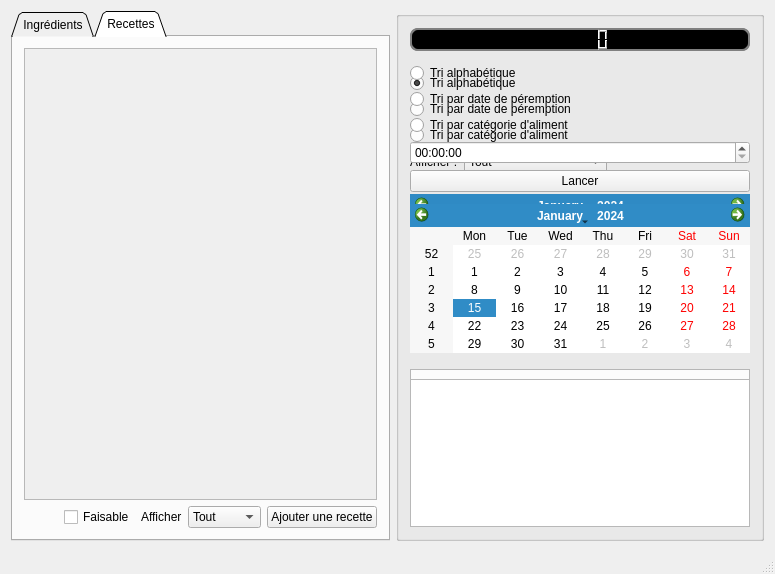
Before: the Qt Designer form mainwindow.ui in ACoupat/Refrigestion, drawn with Qt 5.
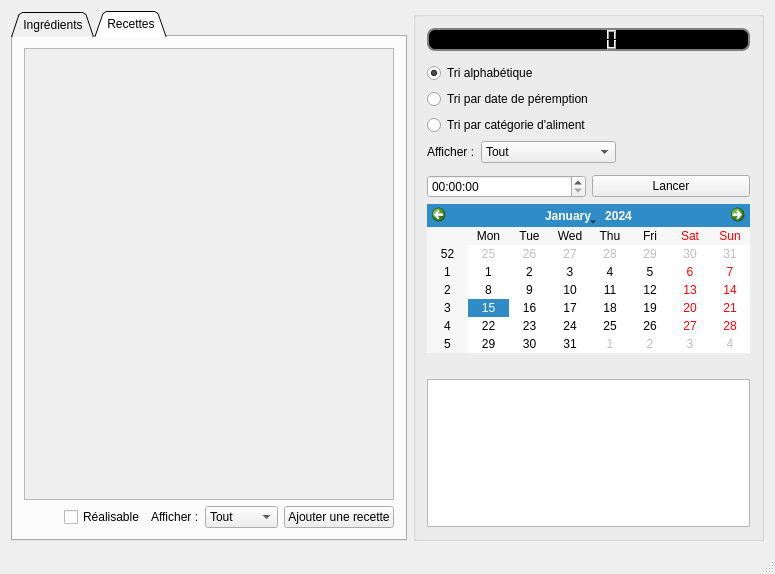
After: the same form once the commit is applied.

Diff of the .ui file:
```diff
--- a/mainwindow.ui
+++ b/mainwindow.ui
@@ -27,18 +27,12 @@
        <string/>
       </property>
       <layout class="QGridLayout" name="gridLayout_5">
-       <item row="1" column="0">
-        <spacer name="verticalSpacer">
-         <property name="orientation">
-          <enum>Qt::Vertical</enum>
+       <item row="11" column="0">
+        <widget class="QLabel" name="label_Postit">
+         <property name="text">
+          <string/>
          </property>
-         <property name="sizeHint" stdset="0">
-          <size>
-           <width>20</width>
-           <height>50</height>
-          </size>
-         </property>
-        </spacer>
+        </widget>
        </item>
        <item row="6" column="0">
         <spacer name="verticalSpacer_2">
@@ -53,39 +47,45 @@
          </property>
         </spacer>
        </item>
+       <item row="1" column="0">
+        <spacer name="verticalSpacer">
+         <property name="orientation">
+          <enum>Qt::Vertical</enum>
+         </property>
+         <property name="sizeHint" stdset="0">
+          <size>
+           <width>20</width>
+           <height>50</height>
+          </size>
+         </property>
+        </spacer>
+       </item>
+       <item row="12" column="0">
+        <widget class="QTextEdit" name="textEdit_Postit"/>
+       </item>
+       <item row="0" column="0">
+        <widget class="QLCDNumber" name="lcdNumberHeure">
+         <property name="autoFillBackground">
+          <bool>false</bool>
+         </property>
+         <property name="styleSheet">
+          <string notr="true">QLCDNumber{  
+background-color : black;
+border-style: solid;  
+border: 2px solid gray;  
+border-radius: 8px;  
+color : white;
+} </string>
+         </property>
+         <property name="smallDecimalPoint">
+          <bool>true</bool>
+         </property>
+        </widget>
+       </item>
        <item row="9" column="0">
-        <widget class="QLabel" name="label_Postit">
-         <property name="text">
-          <string/>
-         </property>
-        </widget>
-       </item>
-       <item row="10" column="0">
-        <widget class="QTextEdit" name="textEdit_Postit"/>
-       </item>
-       <item row="0" column="0">
-        <widget class="QLCDNumber" name="lcdNumberHeure">
-         <property name="autoFillBackground">
-          <bool>false</bool>
-         </property>
-         <property name="styleSheet">
-          <string notr="true">QLCDNumber{  
-background-color : black;
-border-style: solid;  
-border: 2px solid gray;  
-border-radius: 8px;  
-color : white;
-} </string>
-         </property>
-         <property name="smallDecimalPoint">
-          <bool>true</bool>
-         </property>
-        </widget>
-       </item>
-       <item row="7" column="0">
         <widget class="QCalendarWidget" name="calendarWidget"/>
        </item>
-       <item row="8" column="0">
+       <item row="10" column="0">
         <spacer name="verticalSpacer_3">
          <property name="orientation">
           <enum>Qt::Vertical</enum>
@@ -211,6 +211,33 @@
          </item>
         </layout>
        </item>
+       <item row="7" column="0">
+        <layout class="QHBoxLayout" name="horizontalLayout_2">
+         <item>
+          <widget class="QTimeEdit" name="timerMinuteur"/>
+         </item>
+         <item>
+          <widget class="QPushButton" name="buttonMinuteur">
+           <property name="text">
+            <string>Lancer</string>
+           </property>
+          </widget>
+         </item>
+        </layout>
+       </item>
+       <item row="8" column="0">
+        <spacer name="verticalSpacer_4">
+         <property name="orientation">
+          <enum>Qt::Vertical</enum>
+         </property>
+         <property name="sizeHint" stdset="0">
+          <size>
+           <width>20</width>
+           <height>40</height>
+          </size>
+         </property>
+        </spacer>
+       </item>
       </layout>
      </widget>
     </item>
@@ -290,8 +317,30 @@
         <string>Recettes</string>
        </attribute>
        <layout class="QGridLayout" name="gridLayout_3">
-        <item row="2" column="0">
-         <layout class="QHBoxLayout" name="horizontalLayout_2">
+        <item row="0" column="0">
+         <widget class="QScrollArea" name="scrollArea_2">
+          <property name="widgetResizable">
+           <bool>true</bool>
+          </property>
+          <widget class="QWidget" name="scrollAreaWidgetContents_2">
+           <property name="geometry">
+            <rect>
+             <x>0</x>
+             <y>0</y>
+             <width>352</width>
+             <height>444</height>
+            </rect>
+           </property>
+           <layout class="QGridLayout" name="gridLayout_7">
+            <item row="0" column="0">
+             <layout class="QVBoxLayout" name="verticalLayout_2"/>
+            </item>
+           </layout>
+          </widget>
+         </widget>
+        </item>
+        <item row="1" column="0">
+         <layout class="QHBoxLayout" name="horizontalLayout_3">
           <item>
            <spacer name="horizontalSpacer_2">
             <property name="orientation">
@@ -308,30 +357,27 @@
           <item>
            <widget class="QCheckBox" name="chb_faisable">
             <property name="text">
-             <string>Faisable</string>
+             <string>Réalisable</string>
             </property>
            </widget>
           </item>
           <item>
            <widget class="QLabel" name="label_2">
             <property name="sizePolicy">
-             <sizepolicy hsizetype="Fixed" vsizetype="Preferred">
+             <sizepolicy hsizetype="Minimum" vsizetype="Preferred">
               <horstretch>0</horstretch>
               <verstretch>0</verstretch>
              </sizepolicy>
             </property>
-            <property name="layoutDirection">
-             <enum>Qt::RightToLeft</enum>
-            </property>
             <property name="text">
-             <string>Afficher</string>
+             <string>Afficher :</string>
             </property>
            </widget>
           </item>
           <item>
            <widget class="QComboBox" name="cb_type">
             <property name="sizePolicy">
-             <sizepolicy hsizetype="Fixed" vsizetype="Fixed">
+             <sizepolicy hsizetype="Minimum" vsizetype="Fixed">
               <horstretch>0</horstretch>
               <verstretch>0</verstretch>
              </sizepolicy>
@@ -372,160 +418,10 @@
           </item>
          </layout>
         </item>
-        <item row="0" column="0">
-         <widget class="QScrollArea" name="scrollArea_2">
-          <property name="widgetResizable">
-           <bool>true</bool>
-          </property>
-          <widget class="QWidget" name="scrollAreaWidgetContents_2">
-           <property name="geometry">
-            <rect>
-             <x>0</x>
-             <y>0</y>
-             <width>350</width>
-             <height>444</height>
-            </rect>
-           </property>
-           <layout class="QGridLayout" name="gridLayout_7">
-            <item row="0" column="0">
-             <layout class="QVBoxLayout" name="verticalLayout_2"/>
-            </item>
-           </layout>
-          </widget>
-         </widget>
-        </item>
        </layout>
       </widget>
      </widget>
     </item>
-    <item row="0" column="1">
-     <widget class="QGroupBox" name="widgets">
-      <property name="styleSheet">
-       <string notr="true"/>
-      </property>
-      <property name="title">
-       <string/>
-      </property>
-      <layout class="QGridLayout" name="gridLayout_5">
-       <item row="5" column="0">
-        <spacer name="verticalSpacer_4">
-         <property name="orientation">
-          <enum>Qt::Vertical</enum>
-         </property>
-         <property name="sizeHint" stdset="0">
-          <size>
-           <width>20</width>
-           <height>40</height>
-          </size>
-         </property>
-        </spacer>
-       </item>
-       <item row="1" column="0">
-        <spacer name="verticalSpacer">
-         <property name="orientation">
-          <enum>Qt::Vertical</enum>
-         </property>
-         <property name="sizeHint" stdset="0">
-          <size>
-           <width>20</width>
-           <height>50</height>
-          </size>
-         </property>
-        </spacer>
-       </item>
-       <item row="8" column="0">
-        <spacer name="verticalSpacer_2">
-         <property name="orientation">
-          <enum>Qt::Vertical</enum>
-         </property>
-         <property name="sizeHint" stdset="0">
-          <size>
-           <width>20</width>
-           <height>50</height>
-          </size>
-         </property>
-        </spacer>
-       </item>
-       <item row="0" column="0">
-        <widget class="QLCDNumber" name="lcdNumberHeure">
-         <property name="autoFillBackground">
-          <bool>false</bool>
-         </property>
-         <property name="styleSheet">
-          <string notr="true">QLCDNumber{  
-padding: 1px;  
-background-color : black;
-border-style: solid;  
-border: 2px solid gray;  
-border-radius: 8px;  
-color : white;
-} </string>
-         </property>
-         <property name="smallDecimalPoint">
-          <bool>true</bool>
-         </property>
-        </widget>
-       </item>
-       <item row="12" column="0">
-        <widget class="QLabel" name="label_Postit">
-         <property name="text">
-          <string/>
-         </property>
-        </widget>
-       </item>
-       <item row="13" column="0">
-        <widget class="QTextEdit" name="textEdit_Postit"/>
-       </item>
-       <item row="10" column="0">
-        <widget class="QCalendarWidget" name="calendarWidget"/>
-       </item>
-       <item row="2" column="0">
-        <widget class="QRadioButton" name="rb_tri_alphabet">
-         <property name="text">
-          <string>Tri alphabétique</string>
-         </property>
-        </widget>
-       </item>
-       <item row="3" column="0">
-        <widget class="QRadioButton" name="rb_tri_date">
-         <property name="text">
-          <string>Tri par date de péremption</string>
-         </property>
-        </widget>
-       </item>
-       <item row="4" column="0">
-        <widget class="QRadioButton" name="rb_tri_categorie">
-         <property name="text">
-          <string>Tri par catégorie d'aliment</string>
-         </property>
-        </widget>
-       </item>
-       <item row="11" column="0">
-        <spacer name="verticalSpacer_3">
-         <property name="orientation">
-          <enum>Qt::Vertical</enum>
-         </property>
-         <property name="sizeHint" stdset="0">
-          <size>
-           <width>20</width>
-           <height>10</height>
-          </size>
-         </property>
-        </spacer>
-       </item>
-       <item row="6" column="0">
-        <widget class="QTimeEdit" name="timerMinuteur"/>
-       </item>
-       <item row="7" column="0">
-        <widget class="QPushButton" name="buttonMinuteur">
-         <property name="text">
-          <string>Lancer</string>
-         </property>
-        </widget>
-       </item>
-      </layout>
-     </widget>
-    </item>
    </layout>
   </widget>
   <widget class="QMenuBar" name="menuBar">
```
Left out of the diff: 2 changed lines with no effect on the pictures.
